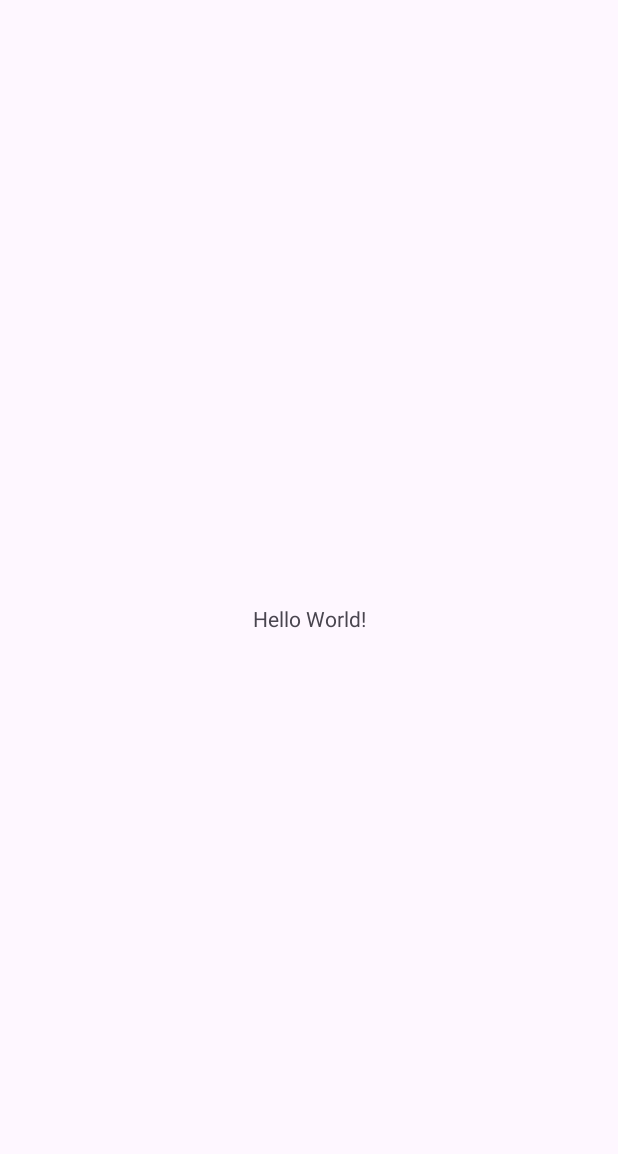
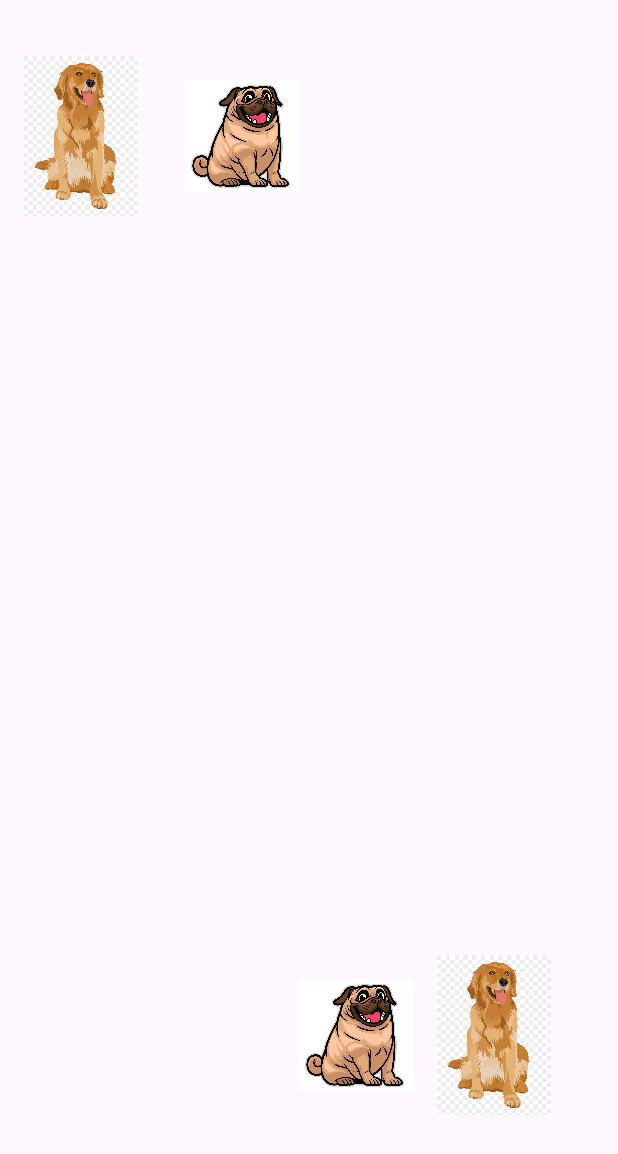
Before and after one commit to carmeliomri/ReminderGame, an Android app: the screen it shows after launch (MainActivity), on a phone screen of 412 x 824 dp. Before the commit the part shown is almost empty. Shown: the top 1154 px of the screen. Run offline under Robolectric (Android 15) with nearby library versions, the phone set to English and light mode, and no system bars.

Commit message:
2 pairs of pics added, no functions yet

```diff
--- a/app/src/main/res/layout/activity_main.xml
+++ b/app/src/main/res/layout/activity_main.xml
@@ -6,13 +6,52 @@
     android:layout_height="match_parent"
     tools:context=".MainActivity">
 
-    <TextView
-        android:layout_width="wrap_content"
-        android:layout_height="wrap_content"
-        android:text="Hello World!"
+    <ImageView
+        android:id="@+id/goldenRet2"
+        android:layout_width="76dp"
+        android:layout_height="144dp"
         app:layout_constraintBottom_toBottomOf="parent"
         app:layout_constraintEnd_toEndOf="parent"
+        app:layout_constraintHorizontal_bias="0.047"
         app:layout_constraintStart_toStartOf="parent"
-        app:layout_constraintTop_toTopOf="parent" />
+        app:layout_constraintTop_toTopOf="parent"
+        app:layout_constraintVertical_bias="0.027"
+        app:srcCompat="@drawable/img" />
+
+    <ImageView
+        android:id="@+id/GoldenRet1"
+        android:layout_width="76dp"
+        android:layout_height="144dp"
+        app:layout_constraintBottom_toBottomOf="parent"
+        app:layout_constraintEnd_toEndOf="parent"
+        app:layout_constraintHorizontal_bias="0.868"
+        app:layout_constraintStart_toStartOf="parent"
+        app:layout_constraintTop_toTopOf="parent"
+        app:layout_constraintVertical_bias="0.909"
+        app:srcCompat="@drawable/img" />
+
+    <ImageView
+        android:id="@+id/pug1"
+        android:layout_width="76dp"
+        android:layout_height="144dp"
+        app:layout_constraintBottom_toBottomOf="parent"
+        app:layout_constraintEnd_toEndOf="parent"
+        app:layout_constraintHorizontal_bias="0.367"
+        app:layout_constraintStart_toStartOf="parent"
+        app:layout_constraintTop_toTopOf="parent"
+        app:layout_constraintVertical_bias="0.027"
+        app:srcCompat="@drawable/pug" />
+
+    <ImageView
+        android:id="@+id/pug2"
+        android:layout_width="76dp"
+        android:layout_height="144dp"
+        app:layout_constraintBottom_toBottomOf="parent"
+        app:layout_constraintEnd_toEndOf="parent"
+        app:layout_constraintHorizontal_bias="0.594"
+        app:layout_constraintStart_toStartOf="parent"
+        app:layout_constraintTop_toTopOf="parent"
+        app:layout_constraintVertical_bias="0.909"
+        app:srcCompat="@drawable/pug" />
 
 </androidx.constraintlayout.widget.ConstraintLayout>
--- a/build.gradle.kts
+++ b/build.gradle.kts
@@ -1,4 +1,4 @@
 // Top-level build file where you can add configuration options common to all sub-projects/modules.
 plugins {
-    id("com.android.application") version "8.2.0" apply false
+    id("com.android.application") version "8.2.1" apply false
 }
```
Also changed, not shown: app/src/main/res/drawable/img.png (added), app/src/main/res/drawable/pug.png (added).
